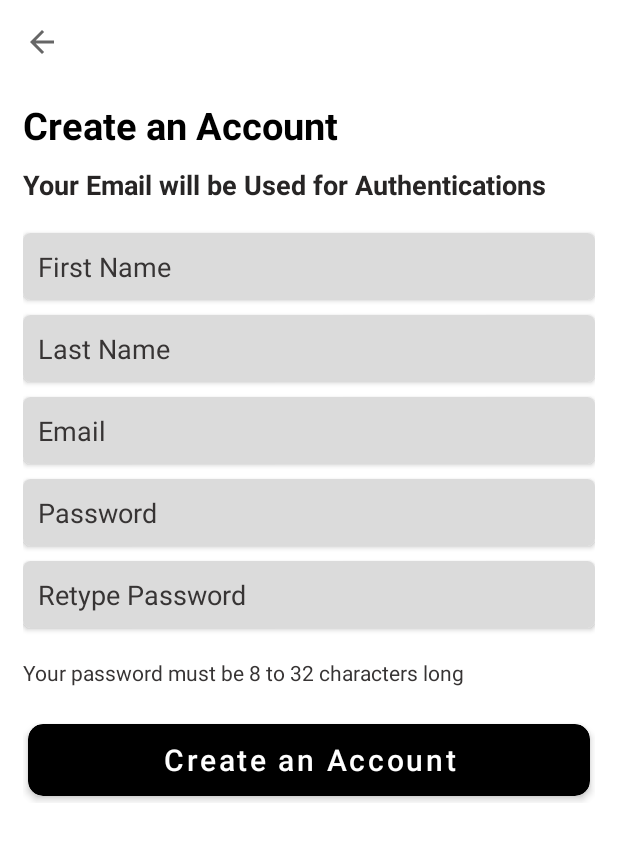
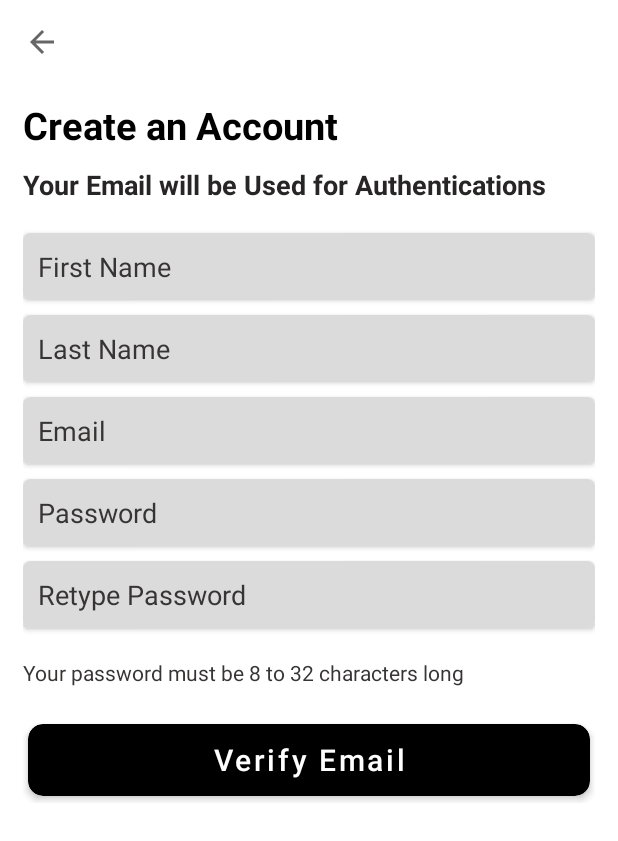
Before and after one commit to sakibchowdhury131/TrackMe_VTS, an Android app: the RegistrationActivity screen opened directly, with no data from a screen before it, on a phone screen of 412 x 824 dp. Shown: the top 841 px of the screen. Run offline under Robolectric (Android 15) with nearby library versions, the phone set to English and light mode, and no system bars; our stand-ins replace Firebase (no records; nobody signed in at launch, a user with empty details on screens opened directly).

Commit message:
registration check implemented

```diff
--- a/android/Nov_edition/app/build.gradle
+++ b/android/Nov_edition/app/build.gradle
@@ -1,5 +1,6 @@
 plugins {
     id 'com.android.application'
+    id 'com.google.gms.google-services'
 }
 
 android {
@@ -32,6 +33,7 @@ dependencies {
     implementation 'androidx.appcompat:appcompat:1.3.1'
     implementation 'com.google.android.material:material:1.4.0'
     implementation 'androidx.constraintlayout:constraintlayout:2.1.1'
+    implementation 'com.google.firebase:firebase-auth:21.0.1'
     testImplementation 'junit:junit:4.+'
     androidTestImplementation 'androidx.test.ext:junit:1.1.3'
     androidTestImplementation 'androidx.test.espresso:espresso-core:3.4.0'
--- a/android/Nov_edition/app/src/main/java/com/example/trackme_nov_edition/RegistrationActivity.java
+++ b/android/Nov_edition/app/src/main/java/com/example/trackme_nov_edition/RegistrationActivity.java
@@ -5,8 +5,30 @@ import androidx.appcompat.app.AppCompatActivity;
 import android.content.Intent;
 import android.os.Bundle;
 import android.view.View;
+import android.widget.Button;
+import android.widget.EditText;
+import android.widget.ProgressBar;
+
+import com.google.firebase.auth.FirebaseAuth;
+
 
 public class RegistrationActivity extends AppCompatActivity {
+
+    private FirebaseAuth mAuth;
+    private EditText firstName, lastName, email, password, recheckPassword;
+    private Button verifyEmail;
+    private ProgressBar progressBar;
+
+    // EditText firstName = findViewById(R.id.FirstName);
+    // EditText lastName = findViewById(R.id.LastName);
+    // EditText email = findViewById(R.id.signUpEmail);
+    // EditText password = findViewById(R.id.userdefinedpass);
+    // EditText recheckPassword = findViewById(R.id.userdefinedpassrecheck);
+    // Button verifyEmail = findViewById(R.id.verifyEmail);
+    // private ProgressBar progressBar = findViewById(R.id.registerprogress);
+
+
+
 
     @Override
     protected void onCreate(Bundle savedInstanceState) {
@@ -14,6 +36,16 @@ public class RegistrationActivity extends AppCompatActivity {
         setContentView(R.layout.activity_registration);
 
 
+        mAuth = FirebaseAuth.getInstance();;
+        firstName = findViewById(R.id.FirstName);
+        lastName = findViewById(R.id.LastName);
+        email = findViewById(R.id.signUpEmail);
+        password = findViewById(R.id.userdefinedpass);
+        recheckPassword = findViewById(R.id.userdefinedpassrecheck);
+        verifyEmail = findViewById(R.id.verifyEmail);
+        progressBar = findViewById(R.id.registrationProgress);
+        // ...
+        // Initialize Firebase Auth
         androidx.appcompat.widget.Toolbar toolbar = findViewById(R.id.__regActivityToolbar);
 
 
@@ -27,9 +59,89 @@ public class RegistrationActivity extends AppCompatActivity {
                 handleBackButton();     // this function will handle the event of backbutton press on the toolbar
             }
         });
+
+
+        // verify email button event handle
+        verifyEmail.setOnClickListener(new View.OnClickListener() {
+            @Override
+            public void onClick(View v) {
+            // when the login button is pressed, go to the register method
+                register();
+            }
+
+
+            //register method
+            private void register() {
+                String _fname = firstName.getText().toString();
+                String _lname = lastName.getText().toString();
+                String _email = email.getText().toString();
+                String _password = password.getText().toString();
+                String _recheckPassword = recheckPassword.getText().toString();
+
+
+
+                if (_fname.isEmpty()){
+                    firstName.setError("Enter your first name");
+                    firstName.requestFocus();
+                    return;
+                }
+
+
+
+                if (_lname.isEmpty()){
+                    lastName.setError("Enter your last name");
+                    lastName.requestFocus();
+                    return;
+                }
+
+
+                if (_email.isEmpty()){
+                    email.setError("Enter your email address");
+                    email.requestFocus();
+                    return;
+                }
+
+
+                if (_password.isEmpty()){
+                    password.setError("Enter your password");
+                    password.requestFocus();
+                    return;
+                }
+
+                if (_recheckPassword.isEmpty()){
+                    recheckPassword.setError("Enter your first name");
+                    recheckPassword.requestFocus();
+                    return;
+                }
+
+                if (!android.util.Patterns.EMAIL_ADDRESS.matcher(_email).matches()){    // if email format is not recognized
+                    email.setError("Enter a Valid Email Address");
+                    email.requestFocus();
+                    return;
+                }
+
+
+                if (_password.length()<6 | _password.length()>32){
+                    password.setError("Password must be at least 6 characters long");
+                    password.requestFocus();
+                    return;
+                }
+
+
+
+                if (!_password.equals(_recheckPassword)){
+                    recheckPassword.setError("Password doesn't match");
+                    recheckPassword.requestFocus();
+                    return;
+                }
+
+                progressBar.setVisibility(View.VISIBLE);
+            }
+        });
     }
 
-    private void handleBackButton() {
+
+    private void handleBackButton() {           // go to main activity when backbutton in the toolbar is pressed
         startActivity(new Intent(RegistrationActivity.this, MainActivity.class));
     }
 }
--- a/android/Nov_edition/app/src/main/res/layout/activity_main.xml
+++ b/android/Nov_edition/app/src/main/res/layout/activity_main.xml
@@ -19,7 +19,7 @@
         android:text="Track your Vehicle"
         android:textSize="50dp"
         android:gravity="center"
-        android:textColor="?attr/colorSecondaryVariant"
+        android:textColor="?attr/colorSecondary"
         android:paddingBottom="40dp"/>
 
     <TextView
@@ -83,7 +83,7 @@
             android:fontFamily="sans-serif"
             android:text="Sign In"
             android:textAllCaps="false"
-            android:textColor="?attr/colorOnSecondary"
+            android:textColor="?attr/colorSecondary"
             android:textSize="20dp"
             android:textStyle="bold" />
 
--- a/android/Nov_edition/app/src/main/res/layout/activity_registration.xml
+++ b/android/Nov_edition/app/src/main/res/layout/activity_registration.xml
@@ -56,7 +56,7 @@
             android:minHeight="2dp">
 
             <EditText
-
+                android:id="@+id/FirstName"
                 android:layout_width="match_parent"
                 android:layout_height="wrap_content"
                 android:paddingTop="10dp"
@@ -81,7 +81,7 @@
             android:minHeight="2dp">
 
             <EditText
-
+                android:id="@+id/LastName"
                 android:layout_width="match_parent"
                 android:layout_height="wrap_content"
                 android:paddingTop="10dp"
@@ -108,7 +108,7 @@
             android:minHeight="2dp">
 
             <EditText
-
+                android:id="@+id/signUpEmail"
                 android:layout_width="match_parent"
                 android:layout_height="wrap_content"
                 android:paddingTop="10dp"
@@ -133,7 +133,7 @@
             android:minHeight="2dp">
 
             <EditText
-
+                android:id="@+id/userdefinedpass"
                 android:layout_width="match_parent"
                 android:layout_height="wrap_content"
                 android:paddingTop="10dp"
@@ -158,7 +158,7 @@
             android:minHeight="2dp">
 
             <EditText
-
+                android:id="@+id/userdefinedpassrecheck"
                 android:layout_width="match_parent"
                 android:layout_height="wrap_content"
                 android:paddingTop="10dp"
@@ -197,12 +197,12 @@
             app:cardUseCompatPadding="true">
 
             <Button
-                android:id="@+id/createAccountID"
+                android:id="@+id/verifyEmail"
                 android:layout_width="match_parent"
                 android:layout_height="match_parent"
                 android:layout_gravity="center"
                 android:background="@android:color/transparent"
-                android:text="Create an Account"
+                android:text="Verify Email"
                 android:textColor="?attr/colorPrimary"
                 android:textAllCaps="false"
                 android:textSize="20dp"/>
@@ -210,6 +210,20 @@
 
         </androidx.cardview.widget.CardView>
 
+
+    </LinearLayout>
+    <LinearLayout
+        android:layout_width="match_parent"
+        android:layout_height="wrap_content"
+        android:gravity="center">
+
+
+        <ProgressBar
+            android:id="@+id/registrationProgress"
+            android:layout_width="wrap_content"
+            android:layout_height="wrap_content"
+            android:visibility="invisible"/>
     </LinearLayout>
 
+
 </LinearLayout>
--- a/android/Nov_edition/build.gradle
+++ b/android/Nov_edition/build.gradle
@@ -6,6 +6,7 @@ buildscript {
     }
     dependencies {
         classpath "com.android.tools.build:gradle:7.0.0"
+        classpath 'com.google.gms:google-services:4.3.10'
 
         // NOTE: Do not place your application dependencies here; they belong
         // in the individual module build.gradle files
```
Also changed, not shown: 1 other file.
